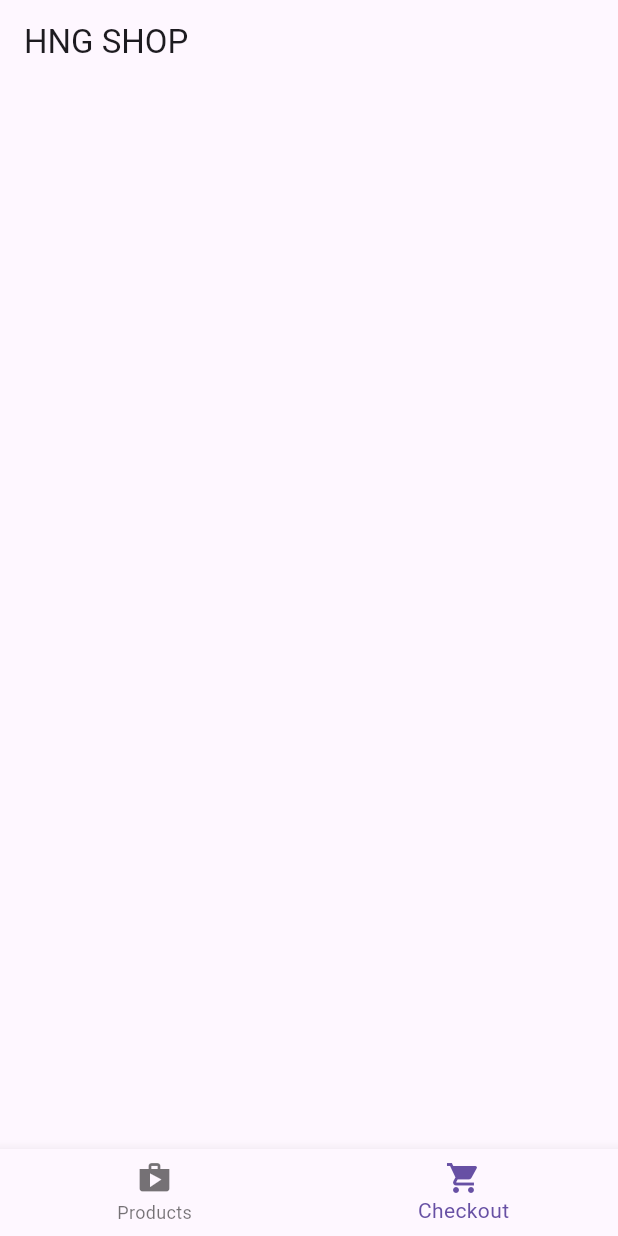
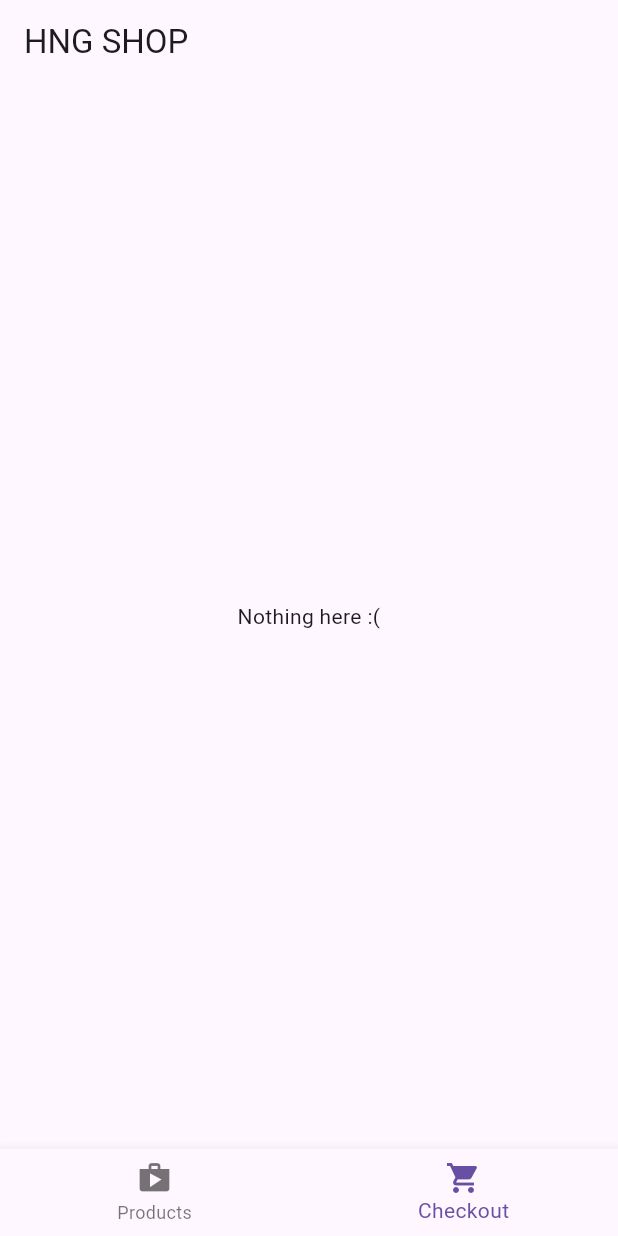
Before and after one commit to Immadominion/HNG-SHOP, a Flutter app: the screen it shows after launch, item 2 of the bottom bar chosen, on a phone screen of 412 x 824 dp. Run offline on Flutter 3.47's test engine with Material 3 defaults, Android fonts, the phone set to English and light mode, and no system bars.

Commit message:
INFO: feat/ on checkout screen is empty, better ux

```diff
--- a/lib/screens/checkout_screen.dart
+++ b/lib/screens/checkout_screen.dart
@@ -24,15 +24,23 @@ class _CheckoutScreenState extends State<CheckoutScreen> {
   Widget build(BuildContext context) {
     return Column(
       children: [
-        Expanded(
+        widget.checkoutProducts.isEmpty
+            ? const Expanded(
+                child: Center(
+                    child: Text(
+                  "Nothing here :(",
+                  textAlign: TextAlign.center,
+                )),
+              )
+            : Expanded(
                 child: ListView.builder(
                   itemCount: widget.checkoutProducts.length,
                   itemBuilder: (ctx, index) => ListTile(
                     title: Text(widget.checkoutProducts[index].title),
                     leading: IconButton(
                       icon: const Icon(Icons.remove),
-                onPressed: () =>
-                    widget.onRemoveProduct(widget.checkoutProducts[index]),
+                      onPressed: () => widget
+                          .onRemoveProduct(widget.checkoutProducts[index]),
                     ),
                     trailing: IconButton(
                       icon: const Icon(Icons.payment_rounded),
@@ -46,13 +54,15 @@ class _CheckoutScreenState extends State<CheckoutScreen> {
                             context: context,
                             barrierDismissible: false,
                             builder: (BuildContext context) {
-                        return const Center(child: CircularProgressIndicator());
+                              return const Center(
+                                  child: CircularProgressIndicator());
                             },
                           );
 
                           await Future.delayed(const Duration(seconds: 2));
 
-                    widget.onRemoveProduct(widget.checkoutProducts[index]);
+                          widget
+                              .onRemoveProduct(widget.checkoutProducts[index]);
 
                           Navigator.pop(context);
                           setState(() {
@@ -60,7 +70,8 @@ class _CheckoutScreenState extends State<CheckoutScreen> {
                           });
                           Navigator.of(context).push(
                             MaterialPageRoute(
-                        builder: (context) => const OrderSuccessfulScreen(),
+                              builder: (context) =>
+                                  const OrderSuccessfulScreen(),
                             ),
                           );
                         }
```
Lines whose indentation alone changed are shown as unchanged.
